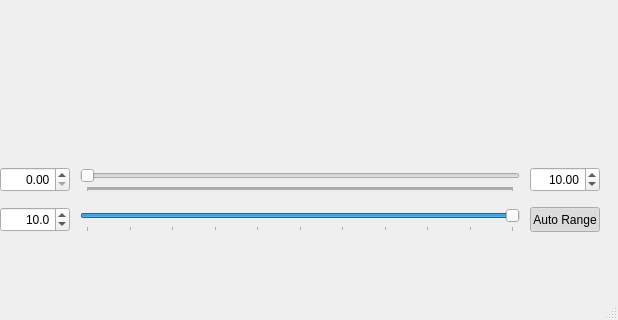
First picture: the form in mainUi.ui, repository AntonioRIcca/Siargo, before the edit; both pictures show x 360 to 978 and y 253 to 573 of the 978 by 573 pixel window.
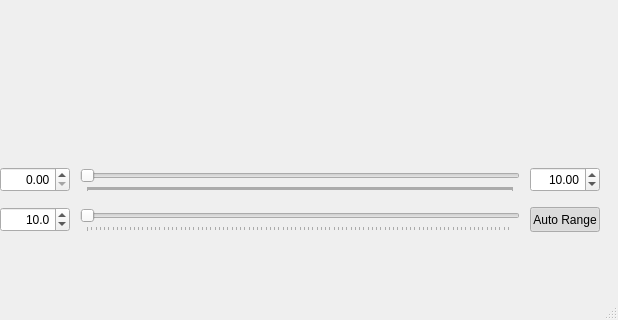
Second picture: the form after the edit.

Commit message: work in progress, slide bars

```diff
--- a/mainUi.ui
+++ b/mainUi.ui
@@ -291,10 +291,13 @@
      </rect>
     </property>
     <property name="maximum">
+     <number>99990</number>
+    </property>
+    <property name="singleStep">
      <number>10</number>
     </property>
     <property name="pageStep">
-     <number>1001</number>
+     <number>1000</number>
     </property>
     <property name="value">
      <number>10</number>
```
The commit also changes 1 other file.
